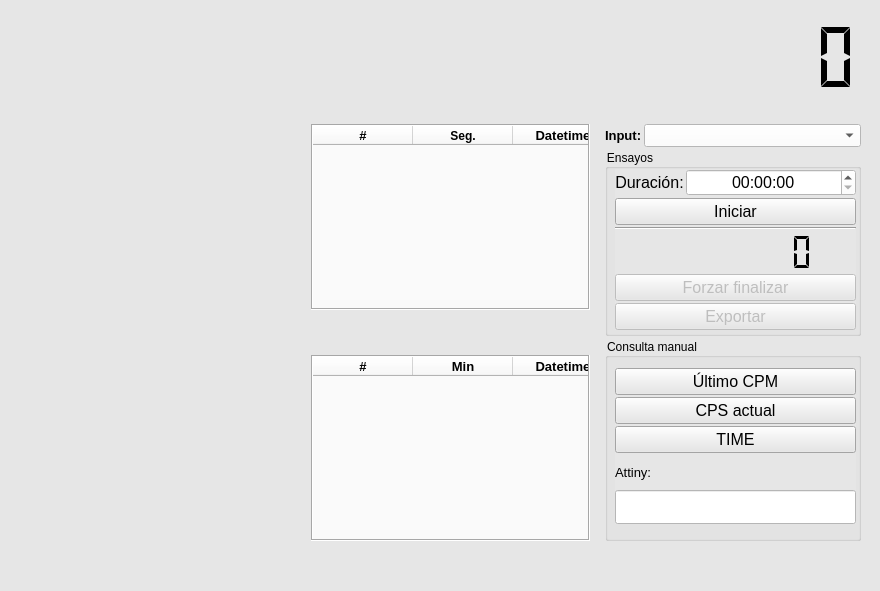
Qt form appv3/Qt/ui_test_attiny.ui (nvargas24/PocketCube) before a commit.
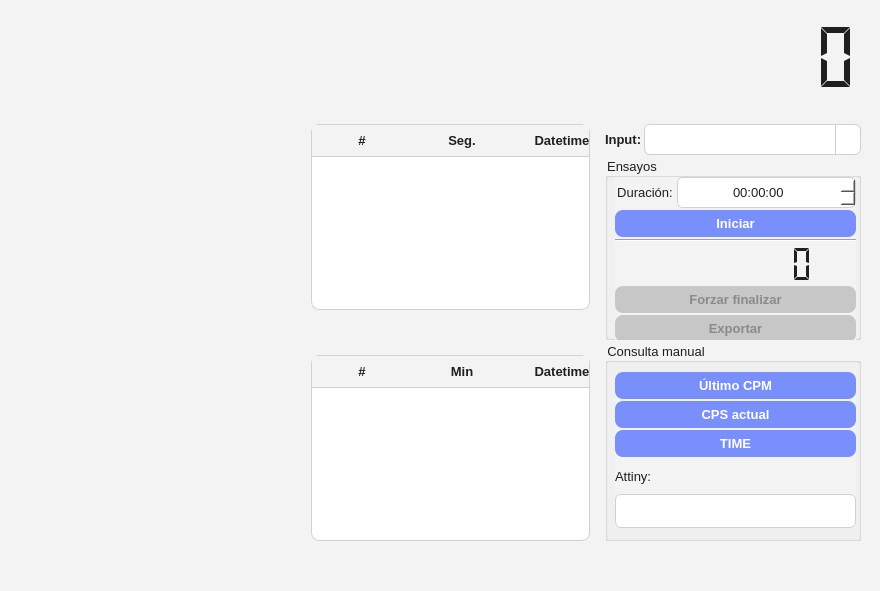
The same form after that commit. Icons and pictures are not drawn.

Commit message: refactor: estilo win11 para widgets

What changed in the file:
```diff
--- a/appv3/Qt/ui_test_attiny.ui
+++ b/appv3/Qt/ui_test_attiny.ui
@@ -12,7 +12,8 @@
   </property>
   <property name="font">
    <font>
-    <pointsize>20</pointsize>
+    <family>Segoe UI</family>
+    <pointsize>10</pointsize>
     <bold>true</bold>
    </font>
   </property>
@@ -20,7 +21,156 @@
    <string>MainWindow</string>
   </property>
   <property name="styleSheet">
-   <string notr="true">background-color: rgb(230, 230, 230);</string>
+   <string notr="true">/* =========================
+   BASE
+   ========================= */
+QWidget {
+    background-color: #F3F3F3;
+    color: #1F1F1F;
+    font-family: &quot;Segoe UI&quot;;
+    font-size: 10pt;
+}
+
+/* =========================
+   LINE EDIT / TIME EDIT
+   ========================= */
+QLineEdit, QTimeEdit {
+    background-color: #FFFFFF;
+    border: 1px solid #D1D1D1;
+    border-radius: 6px;
+    padding: 6px 8px;
+}
+
+QLineEdit:hover, QTimeEdit:hover {
+    border: 1px solid #A8A8A8;
+}
+
+QLineEdit:focus, QTimeEdit:focus {
+    border: 2px solid #2563EB;
+    padding: 5px 7px; /* compensar el borde */
+}
+
+QLineEdit:disabled, QTimeEdit:disabled {
+    background-color: #E5E5E5;
+    color: #9A9A9A;
+}
+
+/* =========================
+   COMBO BOX
+   ========================= */
+QComboBox {
+    background-color: #FFFFFF;
+    border: 1px solid #D1D1D1;
+    border-radius: 6px;
+    padding: 6px 30px 6px 8px;
+}
+
+QComboBox:hover {
+    border: 1px solid #A8A8A8;
+}
+
+QComboBox:focus {
+    border: 2px solid #2563EB;
+    padding: 5px 29px 5px 7px;
+}
+
+QComboBox::drop-down {
+    subcontrol-origin: padding;
+    subcontrol-position: top right;
+    width: 24px;
+    border-left: 1px solid #D1D1D1;
+}
+
+QComboBox::down-arrow {
+    image: none;
+    width: 0;
+    height: 0;
+    border-left: 5px solid transparent;
+    border-right: 5px solid transparent;
+    border-top: 6px solid #4A4A4A;
+}
+
+/* Lista desplegable */
+QComboBox QAbstractItemView {
+    background-color: #FFFFFF;
+    border: 1px solid #D1D1D1;
+    selection-background-color: #E8F0FE;
+    selection-color: #1F1F1F;
+}
+
+/* =========================
+   PUSH BUTTON
+   ========================= */
+QPushButton {
+    background-color: #798FFC;
+    color: white;
+    border: none;
+    border-radius: 8px;
+    padding: 6px 14px;
+    font-weight: 500;
+}
+
+QPushButton:hover {
+    background-color: #1D4ED8;
+}
+
+QPushButton:pressed {
+    background-color: #1E40AF;
+}
+
+QPushButton:disabled {
+    background-color: #C7C7C7;
+    color: #8A8A8A;
+}
+
+/* =========================
+   TABLE
+   ========================= */
+QTableView, QTableWidget {
+    background-color: #FFFFFF;
+    border: 1px solid #D1D1D1;
+    border-radius: 8px;
+    gridline-color: #E0E0E0;
+}
+
+QHeaderView::section {
+    background-color: #F3F3F3;
+    color: #1F1F1F;
+    padding: 6px;
+    border: none;
+    border-bottom: 1px solid #D1D1D1;
+    font-weight: 600;
+}
+
+QTableView::item {
+    padding: 4px;
+}
+
+QTableView::item:selected {
+    background-color: #E8F0FE;
+    color: #1F1F1F;
+}
+
+/* Scrollbar estilo Win 11 */
+QScrollBar:vertical {
+    background: transparent;
+    width: 10px;
+}
+
+QScrollBar::handle:vertical {
+    background: #C4C4C4;
+    border-radius: 5px;
+}
+
+QScrollBar::handle:vertical:hover {
+    background: #A8A8A8;
+}
+
+QScrollBar::add-line,
+QScrollBar::sub-line {
+    height: 0px;
+}
+</string>
   </property>
   <widget class="QWidget" name="centralwidget">
    <widget class="QWidget" name="verticalLayoutWidget_9">
@@ -132,7 +282,8 @@
           <widget class="QLabel" name="lcd_date_pc">
            <property name="font">
             <font>
-             <family>Courier</family>
+             <family>Segoe UI</family>
+             <pointsize>10</pointsize>
              <bold>true</bold>
             </font>
            </property>
@@ -168,7 +319,7 @@
                 <number>30</number>
                </property>
                <item>
-                <widget class="QTableWidget" name="table_cpm">
+                <widget class="QTableWidget" name="table_cps">
                  <property name="sizePolicy">
                   <sizepolicy hsizetype="Expanding" vsizetype="Expanding">
                    <horstretch>0</horstretch>
@@ -178,11 +329,11 @@
                  <property name="font">
                   <font>
                    <family>Segoe UI</family>
-                   <pointsize>9</pointsize>
+                   <pointsize>10</pointsize>
                   </font>
                  </property>
                  <property name="styleSheet">
-                  <string notr="true">background-color: rgb(250, 250, 250);</string>
+                  <string notr="true"/>
                  </property>
                  <property name="frameShape">
                   <enum>QFrame::Shape::Box</enum>
@@ -217,6 +368,9 @@
                  <property name="gridStyle">
                   <enum>Qt::PenStyle::SolidLine</enum>
                  </property>
+                 <property name="sortingEnabled">
+                  <bool>false</bool>
+                 </property>
                  <property name="wordWrap">
                   <bool>true</bool>
                  </property>
@@ -312,15 +466,15 @@
               <number>30</number>
              </property>
              <item>
-              <widget class="QTableWidget" name="table_cps">
+              <widget class="QTableWidget" name="table_cpm">
                <property name="font">
                 <font>
                  <family>Segoe UI</family>
-                 <pointsize>9</pointsize>
+                 <pointsize>10</pointsize>
                 </font>
                </property>
                <property name="styleSheet">
-                <string notr="true">background-color: rgb(250, 250, 250);</string>
+                <string notr="true"/>
                </property>
                <property name="frameShape">
                 <enum>QFrame::Shape::Box</enum>
@@ -487,7 +641,7 @@
               <x>10</x>
               <y>20</y>
               <width>241</width>
-              <height>161</height>
+              <height>165</height>
              </rect>
             </property>
             <layout class="QVBoxLayout" name="verticalLayout_3" stretch="1,1,1,4,1,1">
@@ -500,7 +654,8 @@
                 <widget class="QLabel" name="label_2">
                  <property name="font">
                   <font>
-                   <pointsize>12</pointsize>
+                   <family>Segoe UI</family>
+                   <pointsize>10</pointsize>
                   </font>
                  </property>
                  <property name="text">
@@ -521,7 +676,8 @@
                  </property>
                  <property name="font">
                   <font>
-                   <pointsize>12</pointsize>
+                   <family>Segoe UI</family>
+                   <pointsize>10</pointsize>
                   </font>
                  </property>
                  <property name="layoutDirection">
@@ -554,7 +710,8 @@
                <property name="font">
                 <font>
                  <family>Segoe UI</family>
-                 <pointsize>12</pointsize>
+                 <pointsize>10</pointsize>
+                 <fontweight>Medium</fontweight>
                 </font>
                </property>
                <property name="text">
@@ -611,7 +768,8 @@
                <property name="font">
                 <font>
                  <family>Segoe UI</family>
-                 <pointsize>12</pointsize>
+                 <pointsize>10</pointsize>
+                 <fontweight>Medium</fontweight>
                 </font>
                </property>
                <property name="text">
@@ -633,7 +791,8 @@
                <property name="font">
                 <font>
                  <family>Segoe UI</family>
-                 <pointsize>12</pointsize>
+                 <pointsize>10</pointsize>
+                 <fontweight>Medium</fontweight>
                 </font>
                </property>
                <property name="text">
@@ -680,7 +839,8 @@
                <property name="font">
                 <font>
                  <family>Segoe UI</family>
-                 <pointsize>12</pointsize>
+                 <pointsize>10</pointsize>
+                 <fontweight>Medium</fontweight>
                 </font>
                </property>
                <property name="text">
@@ -699,7 +859,8 @@
                <property name="font">
                 <font>
                  <family>Segoe UI</family>
-                 <pointsize>12</pointsize>
+                 <pointsize>10</pointsize>
+                 <fontweight>Medium</fontweight>
                 </font>
                </property>
                <property name="text">
@@ -718,7 +879,8 @@
                <property name="font">
                 <font>
                  <family>Segoe UI</family>
-                 <pointsize>12</pointsize>
+                 <pointsize>10</pointsize>
+                 <fontweight>Medium</fontweight>
                 </font>
                </property>
                <property name="text">
@@ -735,6 +897,7 @@
                 <widget class="QLabel" name="label">
                  <property name="font">
                   <font>
+                   <family>Segoe UI</family>
                    <pointsize>10</pointsize>
                   </font>
                  </property>
@@ -756,7 +919,8 @@
                  </property>
                  <property name="font">
                   <font>
-                   <pointsize>8</pointsize>
+                   <family>Segoe UI</family>
+                   <pointsize>10</pointsize>
                   </font>
                  </property>
                  <property name="styleSheet">
```
Left out of the diff: 12 changed lines with no effect on the pictures. The commit also changes 1 other file.
